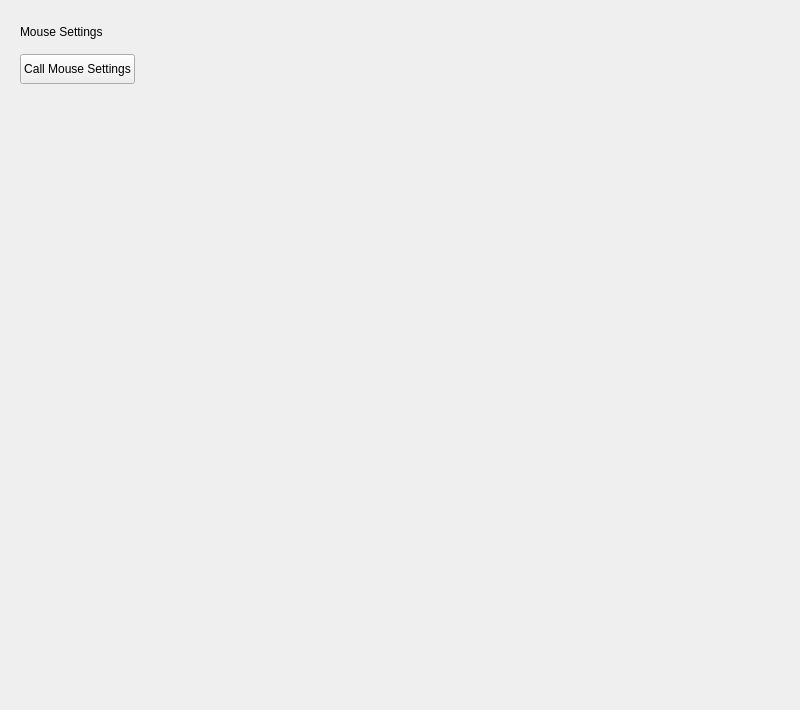
This is plugins/devices/mousecontrol/mousecontrol.ui in ukui/ukui-control-center as Qt 5 draws it before an edit. The edited form follows.
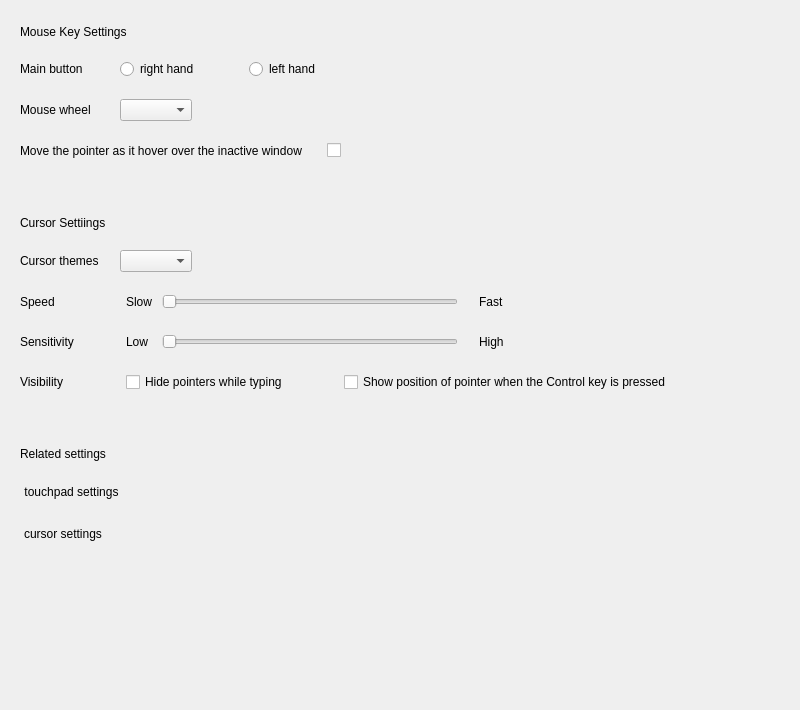
This is the edited form.

```diff
--- a/plugins/devices/mousecontrol/mousecontrol.ui
+++ b/plugins/devices/mousecontrol/mousecontrol.ui
@@ -43,90 +43,6 @@
    </property>
    <item>
     <widget class="QStackedWidget" name="StackedWidget">
-     <widget class="QWidget" name="page_3">
-      <layout class="QVBoxLayout" name="verticalLayout_10">
-       <property name="spacing">
-        <number>15</number>
-       </property>
-       <property name="leftMargin">
-        <number>20</number>
-       </property>
-       <property name="topMargin">
-        <number>25</number>
-       </property>
-       <property name="rightMargin">
-        <number>0</number>
-       </property>
-       <property name="bottomMargin">
-        <number>20</number>
-       </property>
-       <item>
-        <widget class="QLabel" name="label_24">
-         <property name="sizePolicy">
-          <sizepolicy hsizetype="Fixed" vsizetype="Fixed">
-           <horstretch>0</horstretch>
-           <verstretch>0</verstretch>
-          </sizepolicy>
-         </property>
-         <property name="text">
-          <string>Mouse Settings</string>
-         </property>
-         <property name="stylesize" stdset="0">
-          <string notr="true">title1#</string>
-         </property>
-        </widget>
-       </item>
-       <item>
-        <layout class="QHBoxLayout" name="horizontalLayout_16">
-         <item>
-          <widget class="QPushButton" name="pushButton">
-           <property name="minimumSize">
-            <size>
-             <width>0</width>
-             <height>30</height>
-            </size>
-           </property>
-           <property name="maximumSize">
-            <size>
-             <width>16777215</width>
-             <height>30</height>
-            </size>
-           </property>
-           <property name="text">
-            <string>Call Mouse Settings</string>
-           </property>
-          </widget>
-         </item>
-         <item>
-          <spacer name="horizontalSpacer_13">
-           <property name="orientation">
-            <enum>Qt::Horizontal</enum>
-           </property>
-           <property name="sizeHint" stdset="0">
-            <size>
-             <width>40</width>
-             <height>20</height>
-            </size>
-           </property>
-          </spacer>
-         </item>
-        </layout>
-       </item>
-       <item>
-        <spacer name="verticalSpacer_11">
-         <property name="orientation">
-          <enum>Qt::Vertical</enum>
-         </property>
-         <property name="sizeHint" stdset="0">
-          <size>
-           <width>20</width>
-           <height>40</height>
-          </size>
-         </property>
-        </spacer>
-       </item>
-      </layout>
-     </widget>
      <widget class="QWidget" name="Page1">
       <layout class="QVBoxLayout" name="verticalLayout">
        <property name="spacing">
```
Left out of the diff: 2 changed lines with no effect on the pictures.
